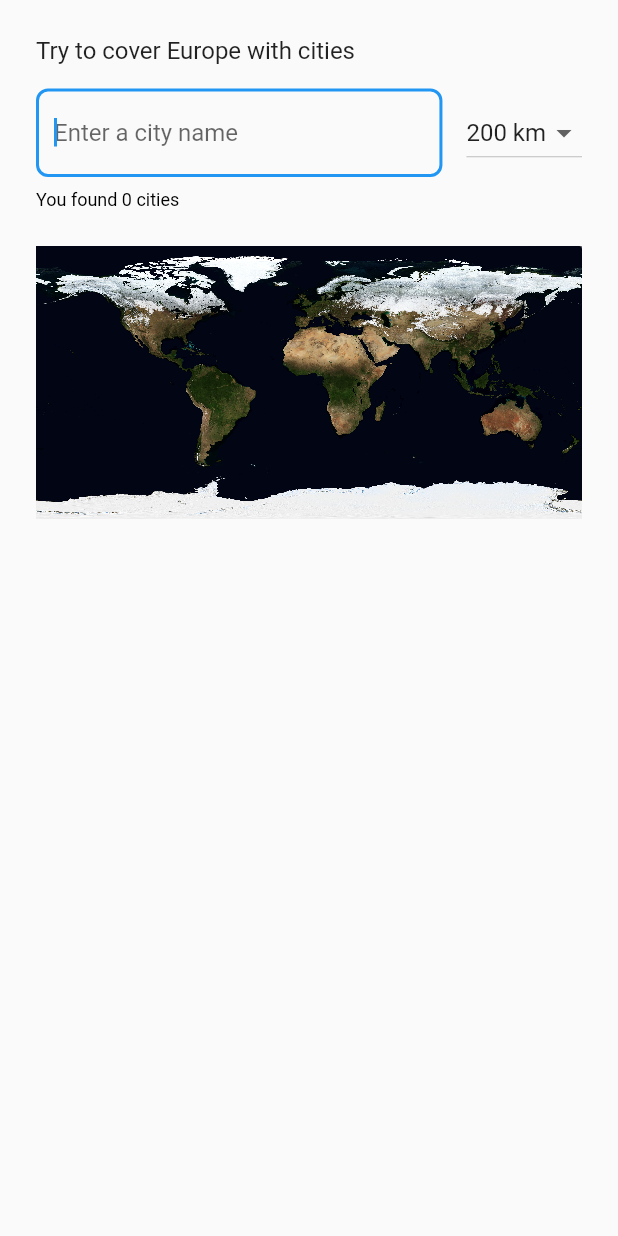
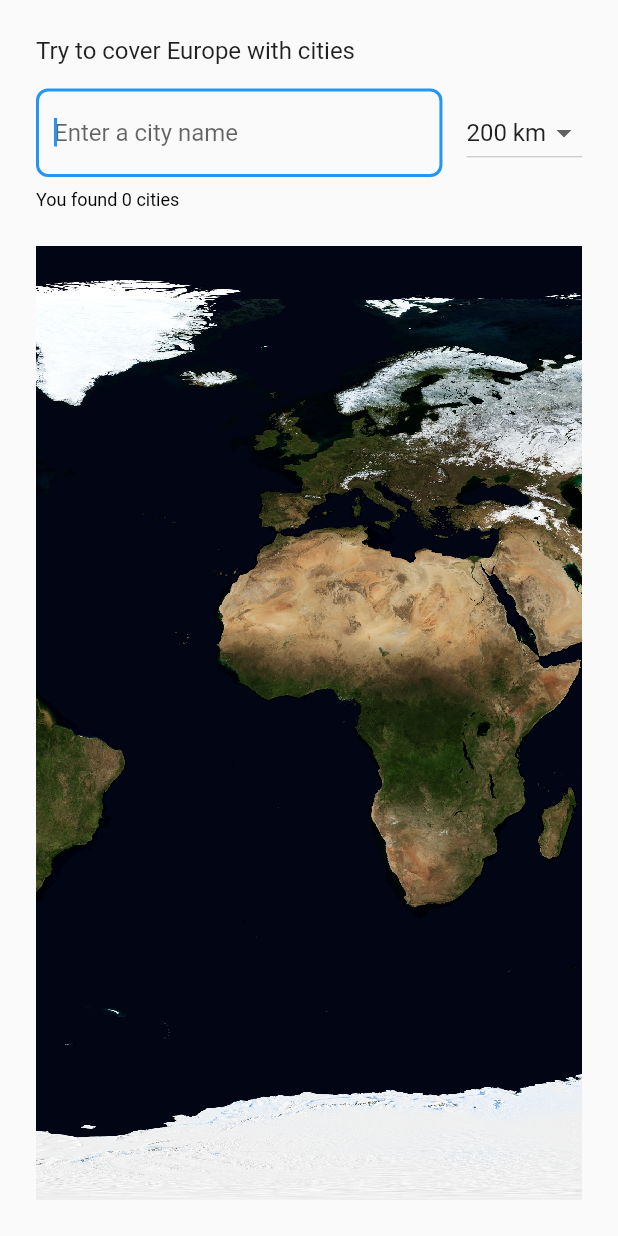
Before and after one commit to octogradiste/geo_master_class, a Flutter app: the screen it shows after launch, on a phone screen of 412 x 824 dp. Run offline on Flutter 3.47's test engine with Material 2 defaults, Android fonts, the phone set to English and light mode, and no system bars; our stand-ins replace csv.

Commit message:
The map takes all vertical space

```diff
--- a/lib/geo_master_class.dart
+++ b/lib/geo_master_class.dart
@@ -94,7 +94,7 @@ class _GeoMasterClassState extends State<GeoMasterClass> {
               style: Theme.of(context).textTheme.labelMedium,
             ),
             const SizedBox(height: 24),
-            Center(
+            Expanded(
               child: FutureBuilder<ui.Image>(
                 future: loadImage(),
                 builder: (context, snapshot) {
@@ -103,7 +103,7 @@ class _GeoMasterClassState extends State<GeoMasterClass> {
                     return InteractiveViewer(
                       maxScale: 10,
                       child: FittedBox(
-                        fit: BoxFit.fill,
+                        fit: BoxFit.fitHeight,
                         child: SizedBox(
                           width: image.width.toDouble(),
                           height: image.height.toDouble(),
```
